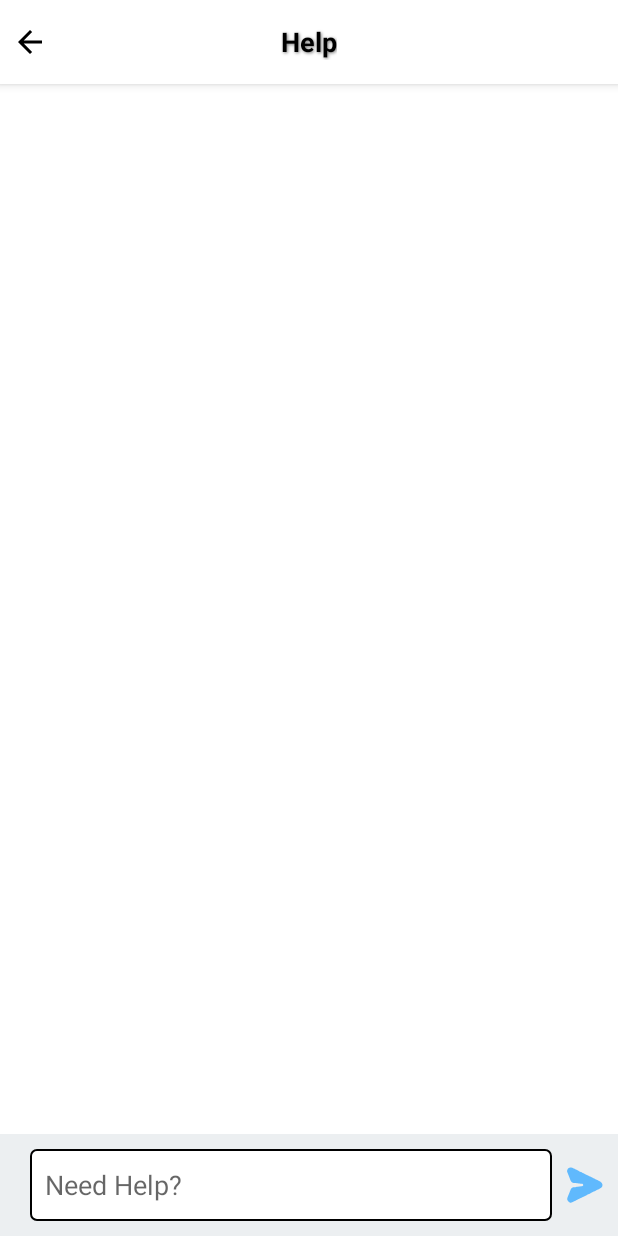
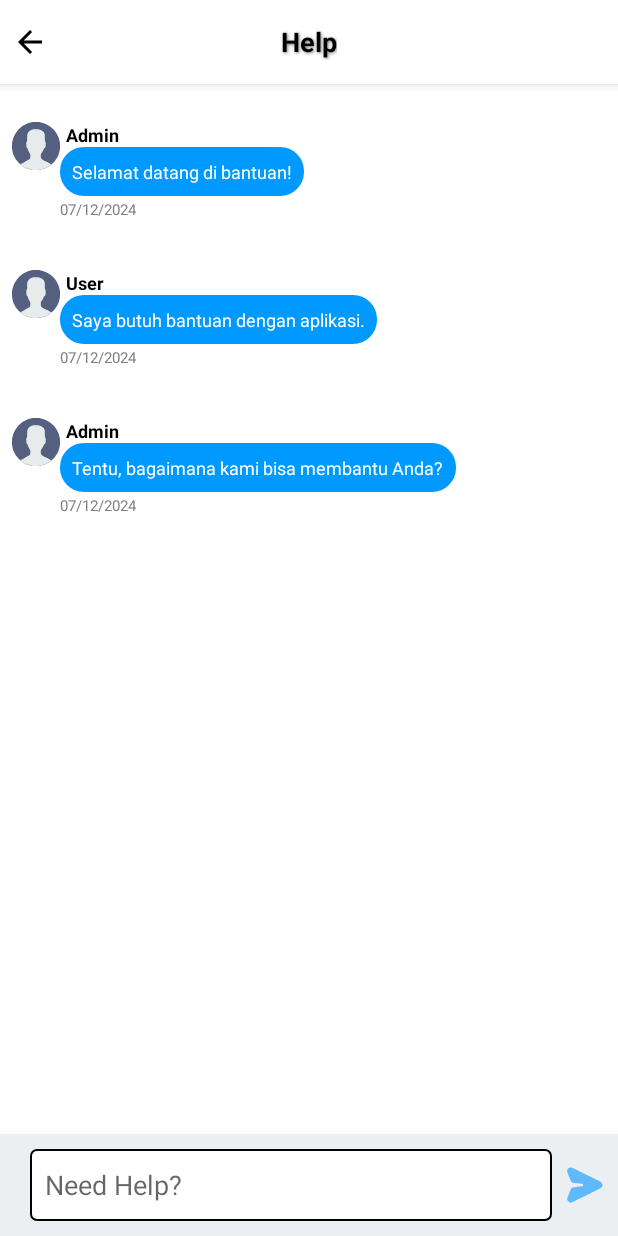
Before and after one commit to PiggyBank-BangkitCapstoneTeam/ReNote, an Android app: the BantuanFragment screen opened through its navigation route, on a phone screen of 412 x 824 dp. Run offline under Robolectric (Android 15) with nearby library versions, the phone set to English and light mode, and no system bars; our stand-ins replace Firebase (no records; nobody signed in at launch, a user with empty details on screens opened directly), Room's generated code, navigation-ui.

Commit message:
update BantuanFragment add data dummy

```diff
--- a/mobile/app/src/main/java/com/piggybank/renote/ui/Akun/BantuanFragment.kt
+++ b/mobile/app/src/main/java/com/piggybank/renote/ui/Akun/BantuanFragment.kt
@@ -6,9 +6,14 @@ import android.view.View
 import android.view.ViewGroup
 import androidx.activity.OnBackPressedCallback
 import androidx.fragment.app.Fragment
+import androidx.recyclerview.widget.LinearLayoutManager
+import androidx.recyclerview.widget.RecyclerView
 import com.piggybank.renote.R
 
 class BantuanFragment : Fragment() {
+
+    private lateinit var messageAdapter: MessageAdapter
+    private val messages = mutableListOf<Message>()
 
     override fun onCreateView(
         inflater: LayoutInflater,
@@ -24,6 +29,11 @@ class BantuanFragment : Fragment() {
         val bottomNavigationView = activity?.findViewById<View>(R.id.nav_view)
         bottomNavigationView?.visibility = View.GONE
 
+        val recyclerView = view.findViewById<RecyclerView>(R.id.messageRecyclerView)
+        recyclerView.layoutManager = LinearLayoutManager(requireContext())
+        messageAdapter = MessageAdapter(messages)
+        recyclerView.adapter = messageAdapter
+
         val backButton = view.findViewById<View>(R.id.backButton)
         backButton.setOnClickListener {
             requireActivity().onBackPressedDispatcher.onBackPressed()
@@ -37,11 +47,20 @@ class BantuanFragment : Fragment() {
                 }
             }
         )
+
+        loadMessages()
+    }
+
+    private fun loadMessages() {
+        messages.add(Message("Admin", "Selamat datang di bantuan!", "07/12/2024"))
+        messages.add(Message("User", "Saya butuh bantuan dengan aplikasi.", "07/12/2024"))
+        messages.add(Message("Admin", "Tentu, bagaimana kami bisa membantu Anda?", "07/12/2024"))
+
+        messageAdapter.notifyItemInserted(messages.size - 1)
     }
 
     override fun onDestroyView() {
         super.onDestroyView()
-
         val bottomNavigationView = activity?.findViewById<View>(R.id.nav_view)
         bottomNavigationView?.visibility = View.VISIBLE
     }
--- /dev/null
+++ b/mobile/app/src/main/java/com/piggybank/renote/ui/Akun/Message.kt
@@ -0,0 +1,7 @@
+package com.piggybank.renote.ui.Akun
+
+data class Message(
+    val senderName: String,
+    val messageText: String,
+    val date: String
+)
--- a/mobile/app/src/main/java/com/piggybank/renote/ui/Akun/MessageAdapter.kt
+++ b/mobile/app/src/main/java/com/piggybank/renote/ui/Akun/MessageAdapter.kt
@@ -1,5 +1,37 @@
 package com.piggybank.renote.ui.Akun
 
-class MessageAdapter {
+import android.view.LayoutInflater
+import android.view.View
+import android.view.ViewGroup
+import android.widget.TextView
+import androidx.recyclerview.widget.RecyclerView
+import com.piggybank.renote.R
 
+class MessageAdapter(private val messages: List<Message>) :
+    RecyclerView.Adapter<MessageAdapter.MessageViewHolder>() {
+
+    inner class MessageViewHolder(view: View) : RecyclerView.ViewHolder(view) {
+        private val senderName = view.findViewById<TextView>(R.id.sender_name)
+        private val messageText = view.findViewById<TextView>(R.id.message_text)
+        private val messageDate = view.findViewById<TextView>(R.id.message_date)
+
+        fun bind(message: Message) {
+            senderName.text = message.senderName
+            messageText.text = message.messageText
+            messageDate.text = message.date
+        }
+    }
+
+
+    override fun onCreateViewHolder(parent: ViewGroup, viewType: Int): MessageViewHolder {
+        val view = LayoutInflater.from(parent.context)
+            .inflate(R.layout.item_message_bantuan, parent, false)
+        return MessageViewHolder(view)
+    }
+
+    override fun onBindViewHolder(holder: MessageViewHolder, position: Int) {
+        holder.bind(messages[position])
+    }
+
+    override fun getItemCount(): Int = messages.size
 }
--- /dev/null
+++ b/mobile/app/src/main/res/drawable/bg_message_bubble.xml
@@ -0,0 +1,5 @@
+<?xml version="1.0" encoding="utf-8"?>
+<shape xmlns:android="http://schemas.android.com/apk/res/android">
+    <solid android:color="@color/blubub" />
+    <corners android:radius="16dp" />
+</shape>
--- a/mobile/app/src/main/res/layout/fragment_bantuan.xml
+++ b/mobile/app/src/main/res/layout/fragment_bantuan.xml
@@ -1,12 +1,13 @@
 <RelativeLayout xmlns:android="http://schemas.android.com/apk/res/android"
     xmlns:tools="http://schemas.android/tools"
-    xmlns:app="http://schemas.android.com/apk/res-auto"
+    xmlns:app="http://schemas.android/apk/res-auto"
     android:layout_width="match_parent"
     android:layout_height="match_parent"
     android:background="@color/white"
     tools:context=".ui.Akun.BantuanFragment">
 
     <RelativeLayout
+        android:id="@+id/titleLayout"
         android:layout_width="match_parent"
         android:layout_height="56dp"
         android:background="#FFFFFF"
@@ -24,7 +25,7 @@
             app:tint="#000000" />
 
         <TextView
-            android:id="@+id/tittleBantuan"
+            android:id="@+id/titleBantuan"
             android:layout_width="wrap_content"
             android:layout_height="wrap_content"
             android:layout_centerInParent="true"
@@ -37,6 +38,14 @@
             android:textSize="18sp"
             android:textStyle="bold" />
     </RelativeLayout>
+
+    <androidx.recyclerview.widget.RecyclerView
+        android:id="@+id/messageRecyclerView"
+        android:layout_width="match_parent"
+        android:layout_height="match_parent"
+        android:layout_below="@id/titleLayout"
+        android:layout_above="@id/linearLayout"
+        android:background="@android:color/white" />
 
     <LinearLayout
         android:id="@+id/linearLayout"
@@ -77,13 +86,6 @@
         android:layout_width="wrap_content"
         android:layout_height="wrap_content"
         android:layout_centerHorizontal="true"
+        android:visibility="gone"
         android:layout_centerVertical="true" />
-
-    <androidx.recyclerview.widget.RecyclerView
-        android:id="@+id/messageRecyclerView"
-        android:layout_width="match_parent"
-        android:layout_height="match_parent"
-        android:layout_above="@+id/linearLayout"
-        android:background="@android:color/white" />
-
 </RelativeLayout>
--- a/mobile/app/src/main/res/layout/item_message_bantuan.xml
+++ b/mobile/app/src/main/res/layout/item_message_bantuan.xml
@@ -1,6 +1,57 @@
-<?xml version="1.0" encoding="utf-8"?>
 <androidx.constraintlayout.widget.ConstraintLayout xmlns:android="http://schemas.android.com/apk/res/android"
+    xmlns:app="http://schemas.android.com/apk/res-auto"
     android:layout_width="match_parent"
-    android:layout_height="match_parent">
+    android:layout_height="wrap_content"
+    android:padding="8dp">
+
+    <ImageView
+        android:id="@+id/profile_image"
+        android:layout_width="32dp"
+        android:layout_height="32dp"
+        android:layout_marginEnd="4dp"
+        android:contentDescription="@string/profile"
+        android:scaleType="centerCrop"
+        android:src="@drawable/profile"
+        app:layout_constraintBottom_toBottomOf="@id/message_text"
+        app:layout_constraintStart_toStartOf="parent"
+        app:layout_constraintTop_toTopOf="parent"
+        app:layout_constraintVertical_bias="0.5" />
+
+    <TextView
+        android:id="@+id/sender_name"
+        android:layout_width="0dp"
+        android:layout_height="wrap_content"
+        android:layout_marginStart="4dp"
+        android:layout_marginBottom="2dp"
+        android:text="@string/nama"
+        android:textColor="@color/black"
+        android:textSize="12sp"
+        android:textStyle="bold"
+        app:layout_constraintEnd_toEndOf="parent"
+        app:layout_constraintStart_toEndOf="@id/profile_image"
+        app:layout_constraintTop_toTopOf="@id/profile_image" />
+
+    <TextView
+        android:id="@+id/message_text"
+        android:layout_width="wrap_content"
+        android:layout_height="wrap_content"
+        android:background="@drawable/bg_message_bubble"
+        android:padding="8dp"
+        android:text="@string/teks_chat"
+        android:textColor="@color/white"
+        android:textSize="12sp"
+        app:layout_constraintStart_toEndOf="@id/profile_image"
+        app:layout_constraintTop_toBottomOf="@id/sender_name" />
+
+    <TextView
+        android:id="@+id/message_date"
+        android:layout_width="wrap_content"
+        android:layout_height="wrap_content"
+        android:layout_marginTop="2dp"
+        android:text="@string/tanggal_pengirim"
+        android:textColor="@color/grey_tebel"
+        android:textSize="10sp"
+        app:layout_constraintStart_toEndOf="@id/profile_image"
+        app:layout_constraintTop_toBottomOf="@id/message_text" />
 
 </androidx.constraintlayout.widget.ConstraintLayout>
--- a/mobile/app/src/main/res/values/colors.xml
+++ b/mobile/app/src/main/res/values/colors.xml
@@ -17,6 +17,8 @@
     <color name="beige">#c4bcab</color>
     <color name="silver">#f0f0f0</color>
     <color name="grey">#ECEFF1</color>
+    <color name="blubub">#0099FF</color>
+    <color name="grey_tebel">#808080</color>
 
 
     <color name="green">#4CAF50</color>
--- a/mobile/app/src/main/res/values/strings.xml
+++ b/mobile/app/src/main/res/values/strings.xml
@@ -103,4 +103,6 @@
     <string name="hentikan_notifikasi">Stop Notification</string>
     <string name="butuh_bantuan">Need Help?</string>
     <string name="send_button">Send Message</string>
+    <string name="tanggal_pengirim" translatable="false">Tanggal Pengirim</string>
+    <string name="teks_chat" translatable="false">Teks Chat</string>
 </resources>
```
